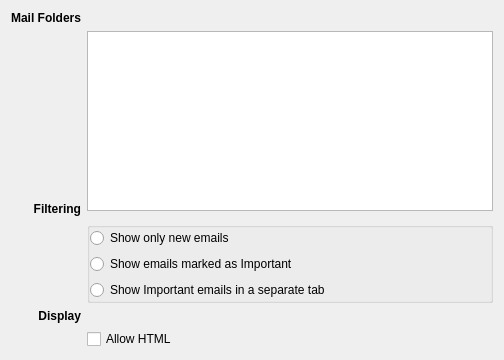
Above: emailnotifier/emailnotifierConfig.ui from KDE/plasma-lionmail before the change. Below: the same form after it.
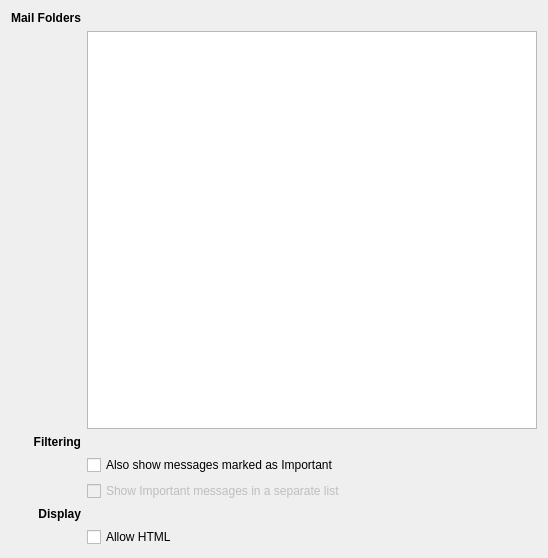
That is the form after the change. Custom widgets are drawn as their Qt base class.

What changed in the file:
```diff
--- a/emailnotifier/emailnotifierConfig.ui
+++ b/emailnotifier/emailnotifierConfig.ui
@@ -6,8 +6,8 @@
    <rect>
     <x>0</x>
     <y>0</y>
-    <width>504</width>
-    <height>360</height>
+    <width>548</width>
+    <height>558</height>
    </rect>
   </property>
   <property name="sizePolicy">
@@ -63,72 +63,42 @@
      </property>
     </widget>
    </item>
-   <item row="3" column="1">
-    <widget class="KButtonGroup" name="kbuttongroup">
-     <property name="minimumSize">
-      <size>
-       <width>360</width>
-       <height>0</height>
-      </size>
-     </property>
-     <property name="flat">
-      <bool>true</bool>
-     </property>
-     <layout class="QVBoxLayout" name="verticalLayout">
-      <property name="margin">
-       <number>0</number>
-      </property>
-      <item>
-       <widget class="QRadioButton" name="showImportantNone">
-        <property name="text">
-         <string>Show only new emails</string>
-        </property>
-       </widget>
-      </item>
-      <item>
-       <widget class="QRadioButton" name="showImportantMerged">
-        <property name="text">
-         <string>Show emails marked as Important</string>
-        </property>
-       </widget>
-      </item>
-      <item>
-       <widget class="QRadioButton" name="showImportantSeparately">
-        <property name="text">
-         <string>Show Important emails in a separate tab</string>
-        </property>
-       </widget>
-      </item>
-     </layout>
-    </widget>
-   </item>
-   <item row="4" column="0">
-    <widget class="QLabel" name="generallabel">
-     <property name="text">
-      <string>&lt;b&gt;Display&lt;/b&gt;</string>
-     </property>
-     <property name="alignment">
-      <set>Qt::AlignRight|Qt::AlignTrailing|Qt::AlignVCenter</set>
-     </property>
-    </widget>
-   </item>
-   <item row="5" column="1">
+   <item row="6" column="1">
     <widget class="QCheckBox" name="allowHtml">
      <property name="text">
       <string>Allow HTML</string>
      </property>
     </widget>
    </item>
+   <item row="5" column="0">
+    <widget class="QLabel" name="generallabel">
+     <property name="text">
+      <string>&lt;b&gt;Display&lt;/b&gt;</string>
+     </property>
+     <property name="alignment">
+      <set>Qt::AlignRight|Qt::AlignTrailing|Qt::AlignVCenter</set>
+     </property>
+    </widget>
+   </item>
+   <item row="4" column="1">
+    <widget class="QCheckBox" name="showImportantSeparately">
+     <property name="enabled">
+      <bool>false</bool>
+     </property>
+     <property name="text">
+      <string>Show Important messages in a separate list</string>
+     </property>
+    </widget>
+   </item>
+   <item row="3" column="1">
+    <widget class="QCheckBox" name="showImportant">
+     <property name="text">
+      <string>Also show messages marked as Important</string>
+     </property>
+    </widget>
+   </item>
   </layout>
  </widget>
- <customwidgets>
-  <customwidget>
-   <class>KButtonGroup</class>
-   <extends>QGroupBox</extends>
-   <header>kbuttongroup.h</header>
-   <container>1</container>
-  </customwidget>
- </customwidgets>
  <resources/>
  <connections/>
 </ui>
```
Left out of the diff: 21 changed lines with no effect on the pictures.
